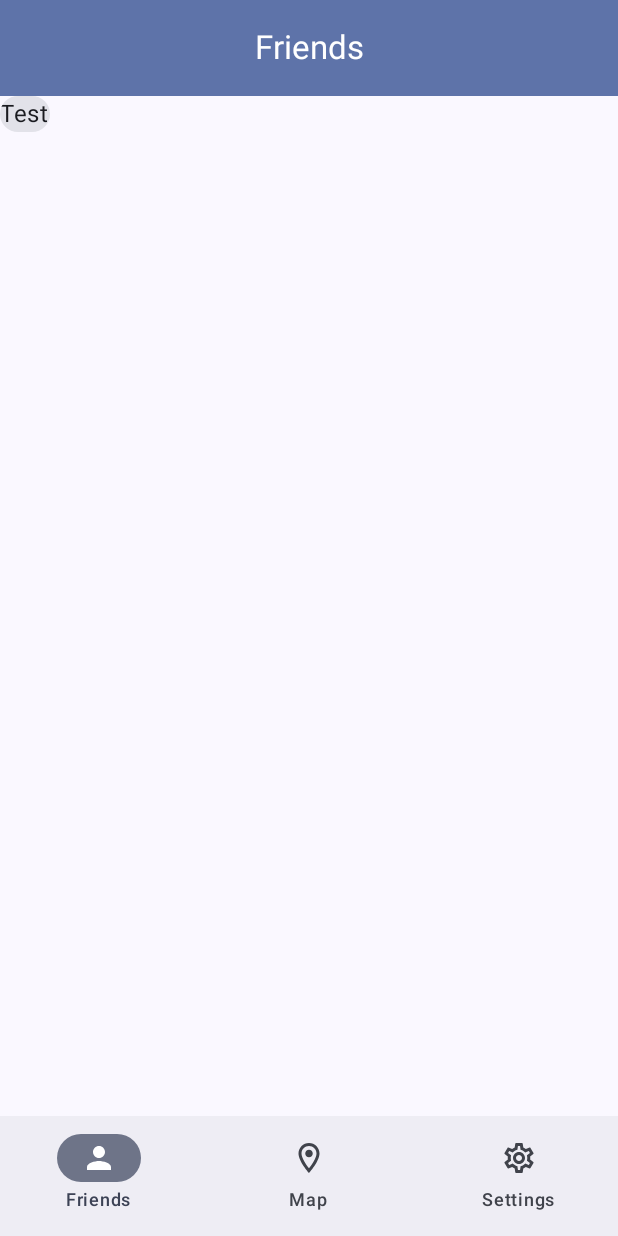
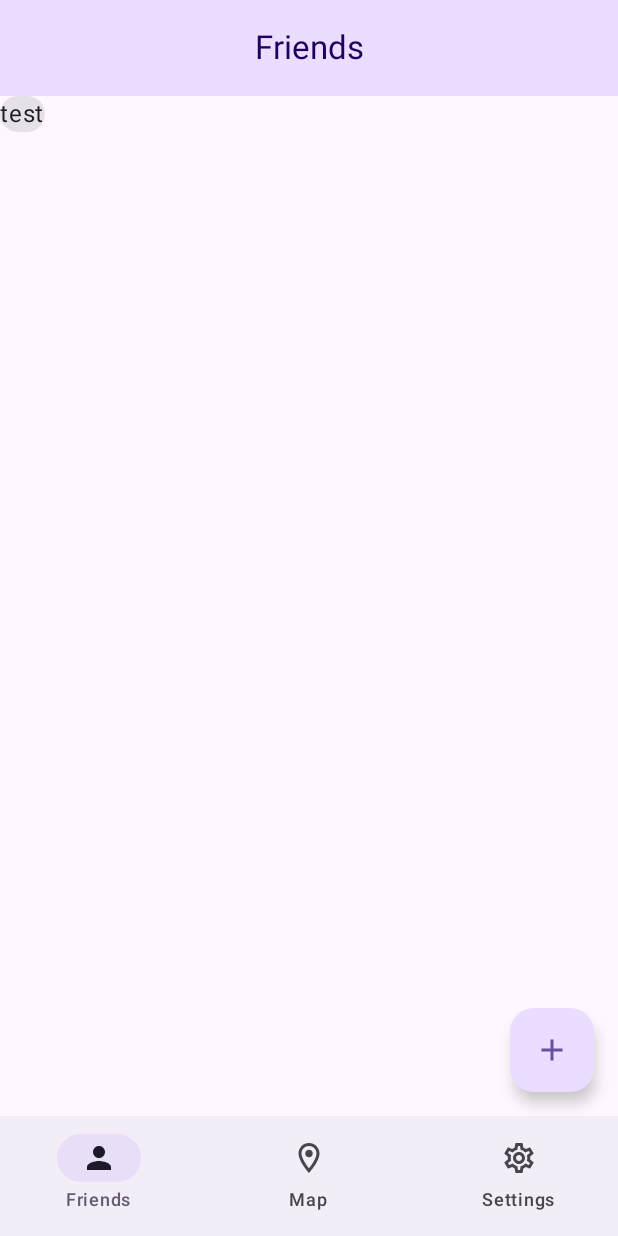
Before and after one commit to Trylog/WhereYouAre, an Android app built with Jetpack Compose: the screen it shows after launch (MainActivity), on a phone screen of 412 x 824 dp. Run offline under Robolectric (Android 15) with nearby library versions, the phone set to English and light mode, and no system bars.

Commit message:
Colors working, files split, button added

```diff
--- a/app/src/main/java/com/example/whereareyou/MainActivity.kt
+++ b/app/src/main/java/com/example/whereareyou/MainActivity.kt
@@ -4,91 +4,10 @@ import android.os.Bundle
 import androidx.activity.ComponentActivity
 import androidx.activity.compose.setContent
 import androidx.activity.enableEdgeToEdge
-import androidx.compose.foundation.layout.Column
-import androidx.compose.foundation.layout.fillMaxSize
-import androidx.compose.foundation.layout.padding
-import androidx.compose.material.icons.Icons
-import androidx.compose.material.icons.filled.LocationOn
-import androidx.compose.material.icons.filled.Person
-import androidx.compose.material.icons.filled.Settings
-import androidx.compose.material.icons.outlined.LocationOn
-import androidx.compose.material.icons.outlined.Person
-import androidx.compose.material.icons.outlined.Settings
-import androidx.compose.material3.Card
-import androidx.compose.material3.CardDefaults
-import androidx.compose.material3.CenterAlignedTopAppBar
-import androidx.compose.material3.ExperimentalMaterial3Api
-import androidx.compose.material3.Icon
-import androidx.compose.material3.MaterialTheme
-import androidx.compose.material3.NavigationBar
-import androidx.compose.material3.NavigationBarDefaults
-import androidx.compose.material3.NavigationBarItem
-import androidx.compose.material3.NavigationRailItem
-import androidx.compose.material3.Scaffold
-import androidx.compose.material3.Text
-import androidx.compose.material3.TopAppBar
-import androidx.compose.material3.TopAppBarDefaults
 import androidx.compose.runtime.Composable
-import androidx.compose.runtime.getValue
-import androidx.compose.runtime.mutableIntStateOf
-import androidx.compose.runtime.remember
-import androidx.compose.runtime.setValue
-import androidx.compose.ui.Modifier
 import androidx.compose.ui.tooling.preview.Preview
+import com.example.whereareyou.ui.FriendsScreen
 import com.example.whereareyou.ui.theme.AppTheme
-
-@Composable
-fun NavBar() {
-    var selectedItem by remember { mutableIntStateOf(0) }
-    val items = listOf("Friends", "Map", "Settings")
-    val selectedIcons = listOf(Icons.Filled.Person, Icons.Filled.LocationOn, Icons.Filled.Settings)
-    val unselectedIcons = listOf(Icons.Outlined.Person, Icons.Outlined.LocationOn, Icons.Outlined.Settings)
-    NavigationBar(){
-        items.forEachIndexed { index, item ->
-            NavigationBarItem(
-                icon = {
-                    Icon(
-                        if (selectedItem == index) selectedIcons[index] else unselectedIcons[index],
-                        contentDescription = item
-                    )
-                },
-                label = {Text(item)},
-                selected = selectedItem == index,
-                onClick = {selectedItem = index}
-            )
-        }
-    }
-}
-
-@OptIn(ExperimentalMaterial3Api::class)
-@Composable
-fun FriendsScreen() {
-
-    Scaffold(
-        topBar = {
-            CenterAlignedTopAppBar(
-                colors = TopAppBarDefaults.topAppBarColors(
-                    containerColor = MaterialTheme.colorScheme.primaryContainer,
-                    titleContentColor = MaterialTheme.colorScheme.onPrimaryContainer
-                ),
-                title = {
-                    Text("Friends")
-                }
-            )
-        },
-        bottomBar = {
-            NavBar()
-        }
-    ){ innerPadding ->
-        Column (
-            modifier = Modifier.padding(innerPadding)
-        ){
-            Card {
-                Text("Test")
-            }
-        }
-    }
-}
 
 class MainActivity : ComponentActivity() {
     override fun onCreate(savedInstanceState: Bundle?) {
@@ -102,17 +21,9 @@ class MainActivity : ComponentActivity() {
     }
 }
 
-@Composable
-fun Greeting(name: String, modifier: Modifier = Modifier) {
-    Text(
-        text = "Hello $name!",
-        modifier = modifier
-    )
-}
-
 @Preview(showBackground = true)
 @Composable
-fun GreetingPreview() {
+fun BarPreview() {
     AppTheme {
         FriendsScreen()
     }
--- /dev/null
+++ b/app/src/main/java/com/example/whereareyou/ui/Friends.kt
@@ -0,0 +1,54 @@
+package com.example.whereareyou.ui
+
+import androidx.compose.foundation.layout.Column
+import androidx.compose.foundation.layout.padding
+import androidx.compose.material.icons.Icons
+import androidx.compose.material.icons.filled.Add
+import androidx.compose.material3.Card
+import androidx.compose.material3.CenterAlignedTopAppBar
+import androidx.compose.material3.ExperimentalMaterial3Api
+import androidx.compose.material3.FloatingActionButton
+import androidx.compose.material3.Icon
+import androidx.compose.material3.MaterialTheme
+import androidx.compose.material3.Scaffold
+import androidx.compose.material3.Text
+import androidx.compose.material3.TopAppBarDefaults
+import androidx.compose.runtime.Composable
+import androidx.compose.ui.Modifier
+
+@OptIn(ExperimentalMaterial3Api::class)
+@Composable
+fun FriendsScreen() {
+    Scaffold(
+        topBar = {
+            CenterAlignedTopAppBar(
+                colors = TopAppBarDefaults.topAppBarColors(
+                    containerColor = MaterialTheme.colorScheme.primaryContainer,
+                    titleContentColor = MaterialTheme.colorScheme.onPrimaryContainer
+                ),
+                title = {
+                    Text("Friends")
+                }
+            )
+        },
+        floatingActionButton = {
+            FloatingActionButton(
+                onClick = {},
+                contentColor = MaterialTheme.colorScheme.primary
+            ) {
+                Icon(Icons.Default.Add, contentDescription = "Add");
+            }
+        },
+        bottomBar = {
+            NavBar()
+        }
+    ){ innerPadding ->
+        Column (
+            modifier = Modifier.padding(innerPadding)
+        ){
+            Card {
+                Text("test")
+            }
+        }
+    }
+}
--- /dev/null
+++ b/app/src/main/java/com/example/whereareyou/ui/NavBar.kt
@@ -0,0 +1,41 @@
+package com.example.whereareyou.ui
+
+import androidx.compose.material.icons.Icons
+import androidx.compose.material.icons.filled.LocationOn
+import androidx.compose.material.icons.filled.Person
+import androidx.compose.material.icons.filled.Settings
+import androidx.compose.material.icons.outlined.LocationOn
+import androidx.compose.material.icons.outlined.Person
+import androidx.compose.material.icons.outlined.Settings
+import androidx.compose.material3.Icon
+import androidx.compose.material3.NavigationBar
+import androidx.compose.material3.NavigationBarItem
+import androidx.compose.material3.Text
+import androidx.compose.runtime.Composable
+import androidx.compose.runtime.getValue
+import androidx.compose.runtime.mutableIntStateOf
+import androidx.compose.runtime.remember
+import androidx.compose.runtime.setValue
+
+@Composable
+fun NavBar() {
+    var selectedItem by remember { mutableIntStateOf(0) }
+    val items = listOf("Friends", "Map", "Settings")
+    val selectedIcons = listOf(Icons.Filled.Person, Icons.Filled.LocationOn, Icons.Filled.Settings)
+    val unselectedIcons = listOf(Icons.Outlined.Person, Icons.Outlined.LocationOn, Icons.Outlined.Settings)
+    NavigationBar(){
+        items.forEachIndexed { index, item ->
+            NavigationBarItem(
+                icon = {
+                    Icon(
+                        if (selectedItem == index) selectedIcons[index] else unselectedIcons[index],
+                        contentDescription = item
+                    )
+                },
+                label = { Text(item) },
+                selected = selectedItem == index,
+                onClick = {selectedItem = index}
+            )
+        }
+    }
+}
--- a/app/src/main/java/com/example/whereareyou/ui/theme/Theme.kt
+++ b/app/src/main/java/com/example/whereareyou/ui/theme/Theme.kt
@@ -15,7 +15,6 @@ import androidx.compose.ui.graphics.toArgb
 import androidx.compose.ui.platform.LocalContext
 import androidx.compose.ui.platform.LocalView
 import androidx.core.view.WindowCompat
-import com.example.ui.theme.AppTypography
 
 private val lightScheme = lightColorScheme(
     primary = primaryLight,
@@ -265,11 +264,6 @@ fun AppTheme(
     content: @Composable() () -> Unit
 ) {
   val colorScheme = when {
-      dynamicColor && Build.VERSION.SDK_INT >= Build.VERSION_CODES.S -> {
-          val context = LocalContext.current
-          if (darkTheme) dynamicDarkColorScheme(context) else dynamicLightColorScheme(context)
-      }
-
       darkTheme -> darkScheme
       else -> lightScheme
   }
--- a/app/src/main/java/com/example/whereareyou/ui/theme/Type.kt
+++ b/app/src/main/java/com/example/whereareyou/ui/theme/Type.kt
@@ -1,9 +1,5 @@
-package com.example.ui.theme
+package com.example.whereareyou.ui.theme
 
 import androidx.compose.material3.Typography
-import androidx.compose.ui.text.TextStyle
-import androidx.compose.ui.text.font.FontFamily
-import androidx.compose.ui.text.font.FontWeight
-import androidx.compose.ui.unit.sp
 
 val AppTypography = Typography()
```
